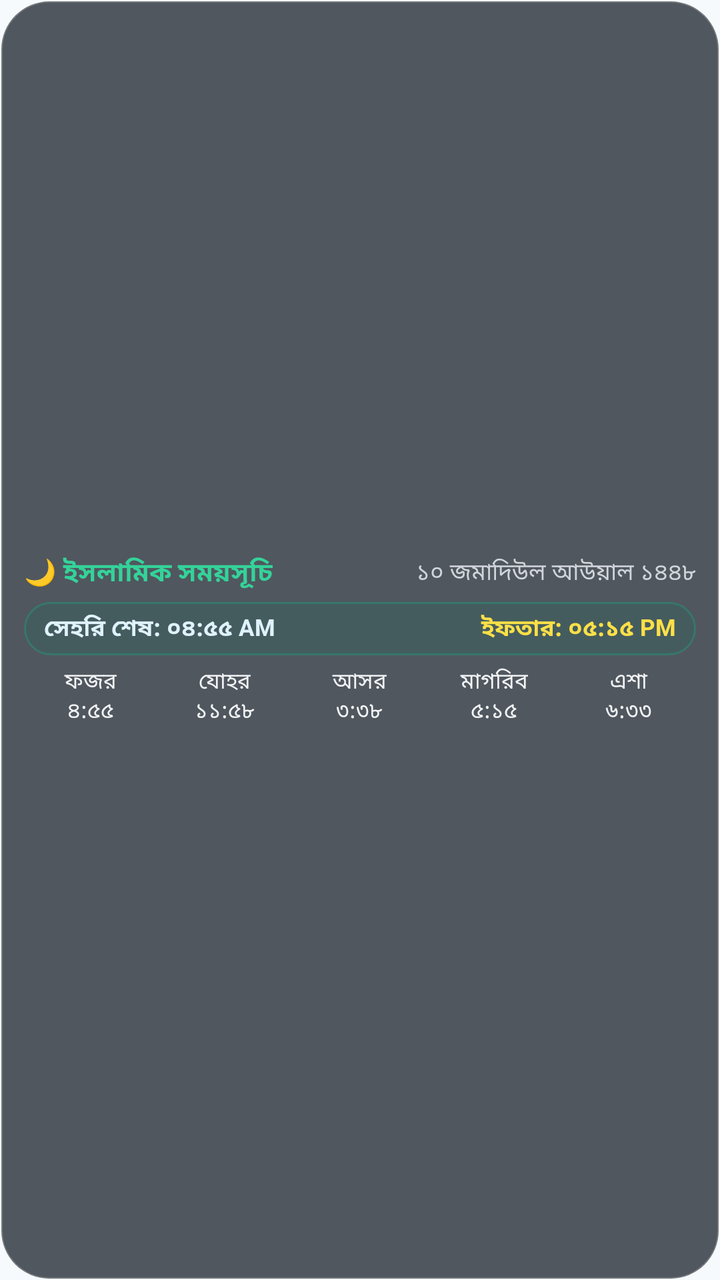
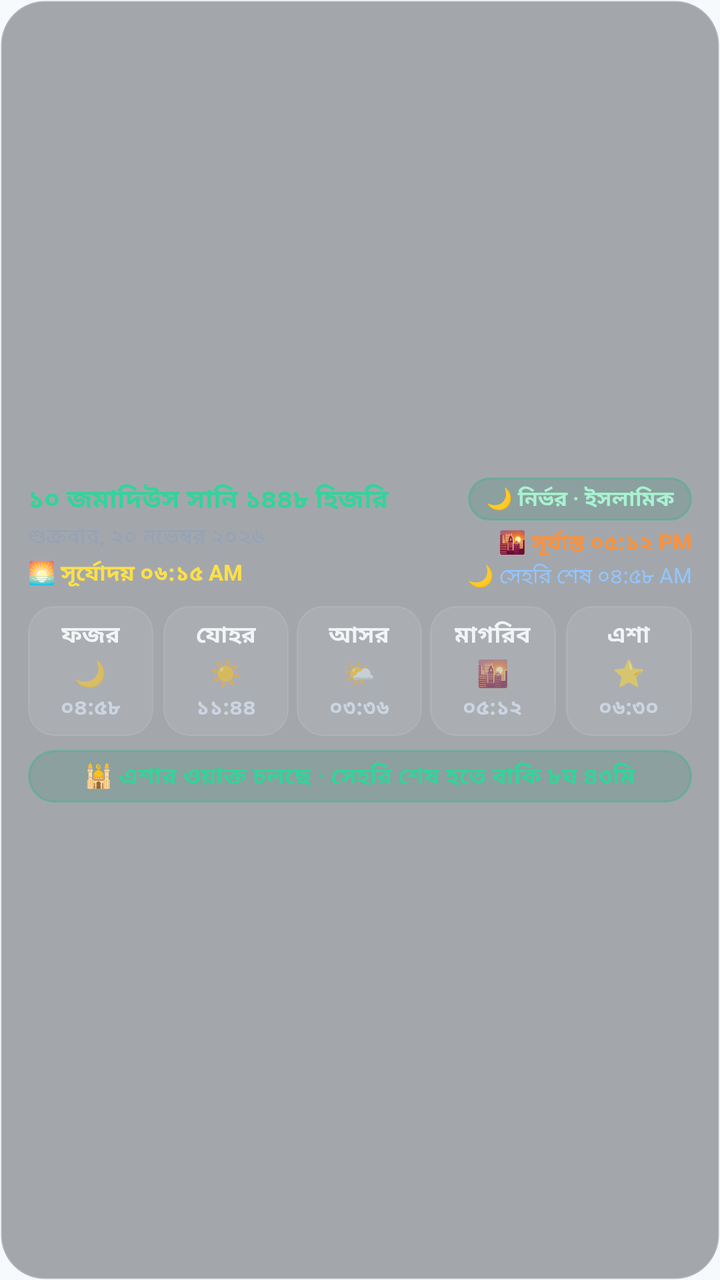

An Android layout rendered at two revisions. The XML below is the earlier revision; the diff shows what the commit changed to produce the second picture.
<!-- AndroidManifest.xml: application theme Theme.Nirvor -->
<!-- res/layout/widget_islamic_transparent.xml -->
<?xml version="1.0" encoding="utf-8"?>
<LinearLayout xmlns:android="http://schemas.android.com/apk/res/android"
    android:id="@+id/widget_islamic_root"
    android:layout_width="match_parent"
    android:layout_height="match_parent"
    android:background="@drawable/bg_widget_glass"
    android:gravity="center_vertical"
    android:orientation="vertical"
    android:paddingHorizontal="12dp"
    android:paddingVertical="6dp">

    
    <LinearLayout
        android:layout_width="match_parent"
        android:layout_height="wrap_content"
        android:gravity="center_vertical"
        android:orientation="horizontal">

        <TextView
            android:layout_width="wrap_content"
            android:layout_height="wrap_content"
            android:text="🌙 ইসলামিক সময়সূচি"
            android:textColor="#34D399"
            android:textSize="13sp"
            android:textStyle="bold" />

        <TextView
            android:id="@+id/widget_islamic_hijri"
            android:layout_width="0dp"
            android:layout_height="wrap_content"
            android:layout_marginStart="8dp"
            android:layout_weight="1"
            android:ellipsize="end"
            android:gravity="end"
            android:maxLines="1"
            android:text="১০ জমাদিউল আউয়াল ১৪৪৮"
            android:textColor="#D1D5DB"
            android:textSize="11.5sp" />
    </LinearLayout>

    
    <LinearLayout
        android:layout_width="match_parent"
        android:layout_height="wrap_content"
        android:layout_marginTop="5dp"
        android:background="@drawable/bg_widget_emerald"
        android:gravity="center_vertical"
        android:orientation="horizontal"
        android:paddingHorizontal="10dp"
        android:paddingVertical="4.5dp">

        <TextView
            android:id="@+id/widget_islamic_sehri"
            android:layout_width="0dp"
            android:layout_height="wrap_content"
            android:layout_weight="1"
            android:ellipsize="end"
            android:gravity="start"
            android:maxLines="1"
            android:text="সেহরি শেষ: ০৪:৫৫ AM"
            android:textColor="#E0F2FE"
            android:textSize="11.5sp"
            android:textStyle="bold" />

        <TextView
            android:id="@+id/widget_islamic_iftar"
            android:layout_width="0dp"
            android:layout_height="wrap_content"
            android:layout_weight="1"
            android:ellipsize="end"
            android:gravity="end"
            android:maxLines="1"
            android:text="ইফতার: ০৫:১৫ PM"
            android:textColor="#FDE047"
            android:textSize="11.5sp"
            android:textStyle="bold" />
    </LinearLayout>

    
    <LinearLayout
        android:layout_width="match_parent"
        android:layout_height="wrap_content"
        android:layout_marginTop="5dp"
        android:gravity="center_vertical"
        android:orientation="horizontal">

        <TextView
            android:id="@+id/prayer_fajr"
            android:layout_width="0dp"
            android:layout_height="wrap_content"
            android:layout_weight="1"
            android:gravity="center"
            android:text="ফজর\n৪:৫৫"
            android:textColor="#F3F4F6"
            android:textSize="11sp" />

        <TextView
            android:id="@+id/prayer_dhuhr"
            android:layout_width="0dp"
            android:layout_height="wrap_content"
            android:layout_weight="1"
            android:gravity="center"
            android:text="যোহর\n১১:৫৮"
            android:textColor="#F3F4F6"
            android:textSize="11sp" />

        <TextView
            android:id="@+id/prayer_asr"
            android:layout_width="0dp"
            android:layout_height="wrap_content"
            android:layout_weight="1"
            android:gravity="center"
            android:text="আসর\n৩:৩৮"
            android:textColor="#F3F4F6"
            android:textSize="11sp" />

        <TextView
            android:id="@+id/prayer_maghrib"
            android:layout_width="0dp"
            android:layout_height="wrap_content"
            android:layout_weight="1"
            android:gravity="center"
            android:text="মাগরিব\n৫:১৫"
            android:textColor="#F3F4F6"
            android:textSize="11sp" />

        <TextView
            android:id="@+id/prayer_isha"
            android:layout_width="0dp"
            android:layout_height="wrap_content"
            android:layout_weight="1"
            android:gravity="center"
            android:text="এশা\n৬:৩৩"
            android:textColor="#F3F4F6"
            android:textSize="11sp" />
    </LinearLayout>
</LinearLayout>
<!-- resources referenced by this layout -->
<resources>
  <!-- drawable bg_widget_emerald (drawable) -->
  <?xml version="1.0" encoding="utf-8"?>
  <shape xmlns:android="http://schemas.android.com/apk/res/android">
      <solid android:color="#26047857" />
      <stroke android:width="1dp" android:color="#4D10B981" />
      <corners android:radius="16dp" />
  </shape>
  <!-- drawable bg_widget_glass (drawable) -->
  <?xml version="1.0" encoding="utf-8"?>
  <shape xmlns:android="http://schemas.android.com/apk/res/android">
      <solid android:color="#B8111923" />
      <stroke android:width="1.2dp" android:color="#33FFFFFF" />
      <corners android:radius="24dp" />
  </shape>
  <style name="Theme.Nirvor" parent="android:Theme.Material.Light.NoActionBar">
          <item name="android:windowBackground">@color/sheet</item>
          <item name="android:statusBarColor">@android:color/transparent</item>
          <item name="android:navigationBarColor">@android:color/transparent</item>
          <item name="android:windowLightStatusBar">true</item>
          <item name="android:hardwareAccelerated">true</item>
          <item name="android:windowEnableSplitTouch">true</item>
      </style>
  <color name="sheet">#FFF6FAFC</color>
</resources>

<!-- the commit's change to res/layout/widget_islamic_transparent.xml (unified diff, before → after) -->
@@ -6,8 +6,8 @@
     android:background="@drawable/bg_widget_glass"
     android:gravity="center_vertical"
     android:orientation="vertical"
-    android:paddingHorizontal="12dp"
-    android:paddingVertical="6dp">
+    android:paddingHorizontal="14dp"
+    android:paddingVertical="9dp">
 
     
     <LinearLayout
@@ -16,122 +16,315 @@
         android:gravity="center_vertical"
         android:orientation="horizontal">
 
-        <TextView
+        
+        <LinearLayout
+            android:layout_width="0dp"
+            android:layout_height="wrap_content"
+            android:layout_weight="1"
+            android:orientation="vertical">
+
+            <TextView
+                android:id="@+id/widget_islamic_hijri"
+                android:layout_width="wrap_content"
+                android:layout_height="wrap_content"
+                android:ellipsize="end"
+                android:maxLines="1"
+                android:text="১০ জমাদিউস সানি ১৪৪৮ হিজরি"
+                android:textColor="#34D399"
+                android:textSize="13sp"
+                android:textStyle="bold" />
+
+            <TextView
+                android:id="@+id/widget_islamic_date"
+                android:layout_width="wrap_content"
+                android:layout_height="wrap_content"
+                android:layout_marginTop="1dp"
+                android:ellipsize="end"
+                android:maxLines="1"
+                android:text="শুক্রবার, ২০ নভেম্বর ২০২৬"
+                android:textColor="#94A3B8"
+                android:textSize="11sp" />
+
+            <TextView
+                android:id="@+id/widget_islamic_sunrise"
+                android:layout_width="wrap_content"
+                android:layout_height="wrap_content"
+                android:layout_marginTop="2dp"
+                android:text="🌅 সূর্যোদয় ০৬:১৫ AM"
+                android:textColor="#FDE047"
+                android:textSize="11sp"
+                android:textStyle="bold" />
+        </LinearLayout>
+
+        
+        <LinearLayout
             android:layout_width="wrap_content"
             android:layout_height="wrap_content"
-            android:text="🌙 ইসলামিক সময়সূচি"
-            android:textColor="#34D399"
-            android:textSize="13sp"
-            android:textStyle="bold" />
-
-        <TextView
-            android:id="@+id/widget_islamic_hijri"
-            android:layout_width="0dp"
-            android:layout_height="wrap_content"
-            android:layout_marginStart="8dp"
-            android:layout_weight="1"
-            android:ellipsize="end"
             android:gravity="end"
-            android:maxLines="1"
-            android:text="১০ জমাদিউল আউয়াল ১৪৪৮"
-            android:textColor="#D1D5DB"
-            android:textSize="11.5sp" />
+            android:orientation="vertical">
+
+            <TextView
+                android:layout_width="wrap_content"
+                android:layout_height="wrap_content"
+                android:background="@drawable/bg_widget_emerald"
+                android:paddingHorizontal="9dp"
+                android:paddingVertical="3dp"
+                android:text="🌙 নির্ভর · ইসলামিক"
+                android:textColor="#A7F3D0"
+                android:textSize="10.5sp"
+                android:textStyle="bold" />
+
+            <TextView
+                android:id="@+id/widget_islamic_sunset"
+                android:layout_width="wrap_content"
+                android:layout_height="wrap_content"
+                android:layout_marginTop="3dp"
+                android:text="🌇 সূর্যাস্ত ০৫:১২ PM"
+                android:textColor="#FB923C"
+                android:textSize="11sp"
+                android:textStyle="bold" />
+
+            <TextView
+                android:id="@+id/widget_islamic_sehri_tag"
+                android:layout_width="wrap_content"
+                android:layout_height="wrap_content"
+                android:layout_marginTop="1dp"
+                android:text="🌙 সেহরি শেষ ০৪:৫৮ AM"
+                android:textColor="#93C5FD"
+                android:textSize="10.5sp" />
+        </LinearLayout>
     </LinearLayout>
 
     
     <LinearLayout
         android:layout_width="match_parent"
         android:layout_height="wrap_content"
-        android:layout_marginTop="5dp"
-        android:background="@drawable/bg_widget_emerald"
-        android:gravity="center_vertical"
-        android:orientation="horizontal"
-        android:paddingHorizontal="10dp"
-        android:paddingVertical="4.5dp">
-
-        <TextView
-            android:id="@+id/widget_islamic_sehri"
-            android:layout_width="0dp"
-            android:layout_height="wrap_content"
-            android:layout_weight="1"
-            android:ellipsize="end"
-            android:gravity="start"
-            android:maxLines="1"
-            android:text="সেহরি শেষ: ০৪:৫৫ AM"
-            android:textColor="#E0F2FE"
-            android:textSize="11.5sp"
-            android:textStyle="bold" />
-
-        <TextView
-            android:id="@+id/widget_islamic_iftar"
-            android:layout_width="0dp"
-            android:layout_height="wrap_content"
-            android:layout_weight="1"
-            android:ellipsize="end"
-            android:gravity="end"
-            android:maxLines="1"
-            android:text="ইফতার: ০৫:১৫ PM"
-            android:textColor="#FDE047"
-            android:textSize="11.5sp"
-            android:textStyle="bold" />
+        android:layout_marginTop="7dp"
+        android:baselineAligned="false"
+        android:orientation="horizontal">
+
+        
+        <LinearLayout
+            android:id="@+id/waqt_fajr_layout"
+            android:layout_width="0dp"
+            android:layout_height="wrap_content"
+            android:layout_marginEnd="3dp"
+            android:layout_weight="1"
+            android:background="@drawable/bg_widget_waqt_normal"
+            android:gravity="center"
+            android:orientation="vertical"
+            android:paddingHorizontal="2dp"
+            android:paddingVertical="6dp">
+
+            <TextView
+                android:id="@+id/waqt_fajr_name"
+                android:layout_width="wrap_content"
+                android:layout_height="wrap_content"
+                android:text="ফজর"
+                android:textColor="#F3F4F6"
+                android:textSize="11.5sp"
+                android:textStyle="bold" />
+
+            <TextView
+                android:layout_width="wrap_content"
+                android:layout_height="wrap_content"
+                android:layout_marginTop="1dp"
+                android:text="🌙"
+                android:textSize="13sp" />
+
+            <TextView
+                android:id="@+id/waqt_fajr_time"
+                android:layout_width="wrap_content"
+                android:layout_height="wrap_content"
+                android:layout_marginTop="1dp"
+                android:text="০৪:৫৮"
+                android:textColor="#CBD5E1"
+                android:textSize="10.5sp"
+                android:textStyle="bold" />
+        </LinearLayout>
+
+        
+        <LinearLayout
+            android:id="@+id/waqt_dhuhr_layout"
+            android:layout_width="0dp"
+            android:layout_height="wrap_content"
+            android:layout_marginHorizontal="2dp"
+            android:layout_weight="1"
+            android:background="@drawable/bg_widget_waqt_normal"
+            android:gravity="center"
+            android:orientation="vertical"
+            android:paddingHorizontal="2dp"
+            android:paddingVertical="6dp">
+
+            <TextView
+                android:id="@+id/waqt_dhuhr_name"
+                android:layout_width="wrap_content"
+                android:layout_height="wrap_content"
+                android:text="যোহর"
+                android:textColor="#F3F4F6"
+                android:textSize="11.5sp"
+                android:textStyle="bold" />
+
+            <TextView
+                android:layout_width="wrap_content"
+                android:layout_height="wrap_content"
+                android:layout_marginTop="1dp"
+                android:text="☀️"
+                android:textSize="13sp" />
+
+            <TextView
+                android:id="@+id/waqt_dhuhr_time"
+                android:layout_width="wrap_content"
+                android:layout_height="wrap_content"
+                android:layout_marginTop="1dp"
+                android:text="১১:৪৪"
+                android:textColor="#CBD5E1"
+                android:textSize="10.5sp"
+                android:textStyle="bold" />
+        </LinearLayout>
+
+        
+        <LinearLayout
+            android:id="@+id/waqt_asr_layout"
+            android:layout_width="0dp"
+            android:layout_height="wrap_content"
+            android:layout_marginHorizontal="2dp"
+            android:layout_weight="1"
+            android:background="@drawable/bg_widget_waqt_normal"
+            android:gravity="center"
+            android:orientation="vertical"
+            android:paddingHorizontal="2dp"
+            android:paddingVertical="6dp">
+
+            <TextView
+                android:id="@+id/waqt_asr_name"
+                android:layout_width="wrap_content"
+                android:layout_height="wrap_content"
+                android:text="আসর"
+                android:textColor="#F3F4F6"
+                android:textSize="11.5sp"
+                android:textStyle="bold" />
+
+            <TextView
+                android:layout_width="wrap_content"
+                android:layout_height="wrap_content"
+                android:layout_marginTop="1dp"
+                android:text="🌤️"
+                android:textSize="13sp" />
+
+            <TextView
+                android:id="@+id/waqt_asr_time"
+                android:layout_width="wrap_content"
+                android:layout_height="wrap_content"
+                android:layout_marginTop="1dp"
+                android:text="০৩:৩৬"
+                android:textColor="#CBD5E1"
+                android:textSize="10.5sp"
+                android:textStyle="bold" />
+        </LinearLayout>
+
+        
+        <LinearLayout
+            android:id="@+id/waqt_maghrib_layout"
+            android:layout_width="0dp"
+            android:layout_height="wrap_content"
+            android:layout_marginHorizontal="2dp"
+            android:layout_weight="1"
+            android:background="@drawable/bg_widget_waqt_normal"
+            android:gravity="center"
+            android:orientation="vertical"
+            android:paddingHorizontal="2dp"
+            android:paddingVertical="6dp">
+
+            <TextView
+                android:id="@+id/waqt_maghrib_name"
+                android:layout_width="wrap_content"
+                android:layout_height="wrap_content"
+                android:text="মাগরিব"
+                android:textColor="#F3F4F6"
+                android:textSize="11.5sp"
+                android:textStyle="bold" />
+
+            <TextView
+                android:layout_width="wrap_content"
+                android:layout_height="wrap_content"
+                android:layout_marginTop="1dp"
+                android:text="🌇"
+                android:textSize="13sp" />
+
+            <TextView
+                android:id="@+id/waqt_maghrib_time"
+                android:layout_width="wrap_content"
+                android:layout_height="wrap_content"
+                android:layout_marginTop="1dp"
+                android:text="০৫:১২"
+                android:textColor="#CBD5E1"
+                android:textSize="10.5sp"
+                android:textStyle="bold" />
+        </LinearLayout>
+
+        
+        <LinearLayout
+            android:id="@+id/waqt_isha_layout"
+            android:layout_width="0dp"
+            android:layout_height="wrap_content"
+            android:layout_marginStart="3dp"
+            android:layout_weight="1"
+            android:background="@drawable/bg_widget_waqt_normal"
+            android:gravity="center"
+            android:orientation="vertical"
+            android:paddingHorizontal="2dp"
+            android:paddingVertical="6dp">
+
+            <TextView
+                android:id="@+id/waqt_isha_name"
+                android:layout_width="wrap_content"
+                android:layout_height="wrap_content"
+                android:text="এশা"
+                android:textColor="#F3F4F6"
+                android:textSize="11.5sp"
+                android:textStyle="bold" />
+
+            <TextView
+                android:layout_width="wrap_content"
+                android:layout_height="wrap_content"
+                android:layout_marginTop="1dp"
+                android:text="⭐"
+                android:textSize="13sp" />
+
+            <TextView
+                android:id="@+id/waqt_isha_time"
+                android:layout_width="wrap_content"
+                android:layout_height="wrap_content"
+                android:layout_marginTop="1dp"
+                android:text="০৬:৩০"
+                android:textColor="#CBD5E1"
+                android:textSize="10.5sp"
+                android:textStyle="bold" />
+        </LinearLayout>
     </LinearLayout>
 
     
     <LinearLayout
         android:layout_width="match_parent"
         android:layout_height="wrap_content"
-        android:layout_marginTop="5dp"
-        android:gravity="center_vertical"
-        android:orientation="horizontal">
+        android:layout_marginTop="7dp"
+        android:background="@drawable/bg_widget_emerald"
+        android:gravity="center"
+        android:orientation="horizontal"
+        android:paddingHorizontal="12dp"
+        android:paddingVertical="4.5dp">
 
         <TextView
-            android:id="@+id/prayer_fajr"
-            android:layout_width="0dp"
-            android:layout_height="wrap_content"
-            android:layout_weight="1"
-            android:gravity="center"
-            android:text="ফজর\n৪:৫৫"
-            android:textColor="#F3F4F6"
-            android:textSize="11sp" />
-
-        <TextView
-            android:id="@+id/prayer_dhuhr"
-            android:layout_width="0dp"
-            android:layout_height="wrap_content"
-            android:layout_weight="1"
-            android:gravity="center"
-            android:text="যোহর\n১১:৫৮"
-            android:textColor="#F3F4F6"
-            android:textSize="11sp" />
-
-        <TextView
-            android:id="@+id/prayer_asr"
-            android:layout_width="0dp"
-            android:layout_height="wrap_content"
-            android:layout_weight="1"
-            android:gravity="center"
-            android:text="আসর\n৩:৩৮"
-            android:textColor="#F3F4F6"
-            android:textSize="11sp" />
-
-        <TextView
-            android:id="@+id/prayer_maghrib"
-            android:layout_width="0dp"
-            android:layout_height="wrap_content"
-            android:layout_weight="1"
-            android:gravity="center"
-            android:text="মাগরিব\n৫:১৫"
-            android:textColor="#F3F4F6"
-            android:textSize="11sp" />
-
-        <TextView
-            android:id="@+id/prayer_isha"
-            android:layout_width="0dp"
-            android:layout_height="wrap_content"
-            android:layout_weight="1"
-            android:gravity="center"
-            android:text="এশা\n৬:৩৩"
-            android:textColor="#F3F4F6"
-            android:textSize="11sp" />
+            android:id="@+id/widget_islamic_status"
+            android:layout_width="wrap_content"
+            android:layout_height="wrap_content"
+            android:ellipsize="end"
+            android:gravity="center"
+            android:maxLines="1"
+            android:text="🕌 এশার ওয়াক্ত চলছে · সেহরি শেষ হতে বাকি ৮ঘ ৪৩মি"
+            android:textColor="#34D399"
+            android:textSize="11.5sp"
+            android:textStyle="bold" />
     </LinearLayout>
 </LinearLayout>
<!-- resource entries referenced after the edit -->
@@ -10,9 +10,16 @@
   <!-- drawable bg_widget_glass (drawable) -->
   <?xml version="1.0" encoding="utf-8"?>
   <shape xmlns:android="http://schemas.android.com/apk/res/android">
-      <solid android:color="#B8111923" />
-      <stroke android:width="1.2dp" android:color="#33FFFFFF" />
-      <corners android:radius="24dp" />
+      <solid android:color="#59090E17" />
+      <stroke android:width="1dp" android:color="#33FFFFFF" />
+      <corners android:radius="22dp" />
+  </shape>
+  <!-- drawable bg_widget_waqt_normal (drawable) -->
+  <?xml version="1.0" encoding="utf-8"?>
+  <shape xmlns:android="http://schemas.android.com/apk/res/android">
+      <solid android:color="#14FFFFFF" />
+      <stroke android:width="0.8dp" android:color="#1AFFFFFF" />
+      <corners android:radius="13dp" />
   </shape>
   <style name="Theme.Nirvor" parent="android:Theme.Material.Light.NoActionBar">
           <item name="android:windowBackground">@color/sheet</item>
